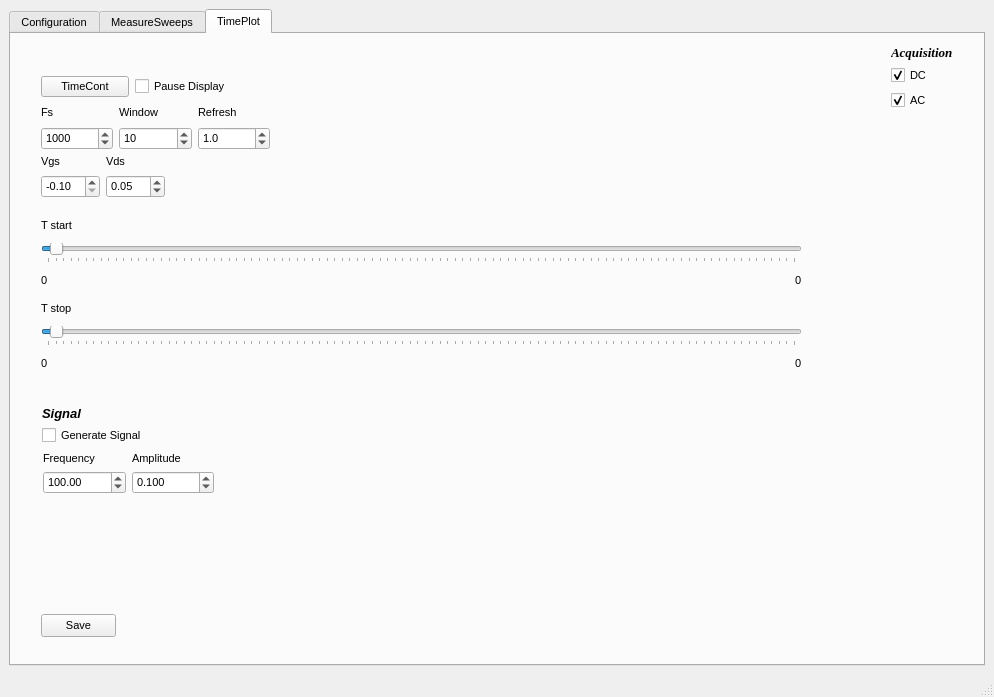
The window that PyCharactACDC16/GuiCharact16.ui (JavierMA19/PyCharactACDC16) describes before a commit, drawn with Qt 5.
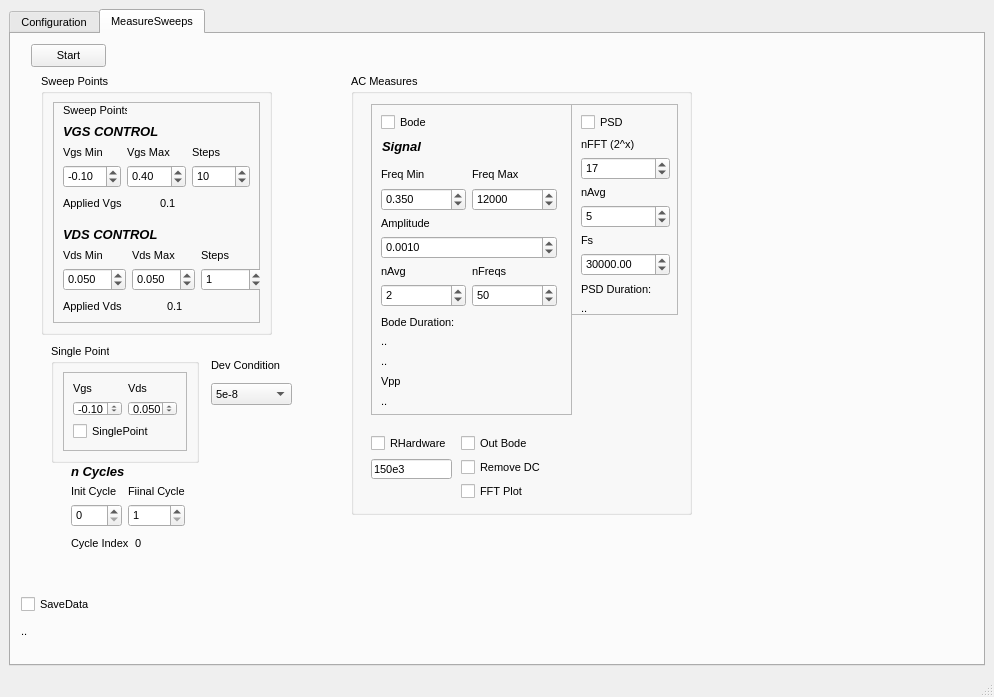
The same window after the commit.

```diff
--- a/PyCharactACDC16/GuiCharact16.ui
+++ b/PyCharactACDC16/GuiCharact16.ui
@@ -32,7 +32,7 @@
        <string>&lt;html&gt;&lt;head/&gt;&lt;body&gt;&lt;p&gt;&lt;br/&gt;&lt;/p&gt;&lt;/body&gt;&lt;/html&gt;</string>
       </property>
       <property name="currentIndex">
-       <number>2</number>
+       <number>1</number>
       </property>
       <widget class="QWidget" name="tab">
        <attribute name="title">
@@ -1871,484 +1871,6 @@
         </property>
        </widget>
       </widget>
-      <widget class="QWidget" name="tab_3">
-       <attribute name="title">
-        <string>TimePlot</string>
-       </attribute>
-       <widget class="QWidget" name="layoutWidget_5">
-        <property name="geometry">
-         <rect>
-          <x>30</x>
-          <y>180</y>
-          <width>761</width>
-          <height>160</height>
-         </rect>
-        </property>
-        <layout class="QVBoxLayout" name="verticalLayout_43">
-         <item>
-          <layout class="QVBoxLayout" name="verticalLayout_40">
-           <item>
-            <widget class="QLabel" name="label_11">
-             <property name="text">
-              <string>T start</string>
-             </property>
-            </widget>
-           </item>
-           <item>
-            <widget class="QSlider" name="SLTstart">
-             <property name="value">
-              <number>1</number>
-             </property>
-             <property name="tracking">
-              <bool>false</bool>
-             </property>
-             <property name="orientation">
-              <enum>Qt::Horizontal</enum>
-             </property>
-             <property name="tickPosition">
-              <enum>QSlider::TicksBelow</enum>
-             </property>
-            </widget>
-           </item>
-           <item>
-            <layout class="QHBoxLayout" name="horizontalLayout_9">
-             <item>
-              <widget class="QLabel" name="LblTstartMin">
-               <property name="text">
-                <string>0</string>
-               </property>
-              </widget>
-             </item>
-             <item>
-              <spacer name="horizontalSpacer_4">
-               <property name="orientation">
-                <enum>Qt::Horizontal</enum>
-               </property>
-               <property name="sizeHint" stdset="0">
-                <size>
-                 <width>40</width>
-                 <height>20</height>
-                </size>
-               </property>
-              </spacer>
-             </item>
-             <item>
-              <widget class="QLabel" name="LblTstartMax">
-               <property name="text">
-                <string>0</string>
-               </property>
-              </widget>
-             </item>
-            </layout>
-           </item>
-          </layout>
-         </item>
-         <item>
-          <layout class="QVBoxLayout" name="verticalLayout_41">
-           <item>
-            <widget class="QLabel" name="label_12">
-             <property name="text">
-              <string>T stop</string>
-             </property>
-            </widget>
-           </item>
-           <item>
-            <widget class="QSlider" name="SLTstop">
-             <property name="value">
-              <number>1</number>
-             </property>
-             <property name="tracking">
-              <bool>false</bool>
-             </property>
-             <property name="orientation">
-              <enum>Qt::Horizontal</enum>
-             </property>
-             <property name="tickPosition">
-              <enum>QSlider::TicksBelow</enum>
-             </property>
-            </widget>
-           </item>
-           <item>
-            <layout class="QHBoxLayout" name="horizontalLayout_10">
-             <item>
-              <widget class="QLabel" name="LblTstopMin">
-               <property name="text">
-                <string>0</string>
-               </property>
-              </widget>
-             </item>
-             <item>
-              <spacer name="horizontalSpacer_3">
-               <property name="orientation">
-                <enum>Qt::Horizontal</enum>
-               </property>
-               <property name="sizeHint" stdset="0">
-                <size>
-                 <width>40</width>
-                 <height>20</height>
-                </size>
-               </property>
-              </spacer>
-             </item>
-             <item>
-              <widget class="QLabel" name="LblStopMax">
-               <property name="text">
-                <string>0</string>
-               </property>
-              </widget>
-             </item>
-            </layout>
-           </item>
-          </layout>
-         </item>
-        </layout>
-       </widget>
-       <widget class="QWidget" name="layoutWidget_21">
-        <property name="geometry">
-         <rect>
-          <x>30</x>
-          <y>70</y>
-          <width>229</width>
-          <height>46</height>
-         </rect>
-        </property>
-        <layout class="QHBoxLayout" name="horizontalLayout_27">
-         <item>
-          <layout class="QVBoxLayout" name="verticalLayout_78">
-           <item>
-            <widget class="QLabel" name="label_76">
-             <property name="text">
-              <string>Fs</string>
-             </property>
-            </widget>
-           </item>
-           <item>
-            <widget class="QDoubleSpinBox" name="SpnFsTime">
-             <property name="decimals">
-              <number>0</number>
-             </property>
-             <property name="maximum">
-              <double>200000.000000000000000</double>
-             </property>
-             <property name="singleStep">
-              <double>100.000000000000000</double>
-             </property>
-             <property name="value">
-              <double>1000.000000000000000</double>
-             </property>
-            </widget>
-           </item>
-          </layout>
-         </item>
-         <item>
-          <layout class="QVBoxLayout" name="verticalLayout_79">
-           <item>
-            <widget class="QLabel" name="label_78">
-             <property name="text">
-              <string>Window</string>
-             </property>
-            </widget>
-           </item>
-           <item>
-            <widget class="QSpinBox" name="SpnWindow">
-             <property name="minimum">
-              <number>1</number>
-             </property>
-             <property name="maximum">
-              <number>100000</number>
-             </property>
-             <property name="value">
-              <number>10</number>
-             </property>
-            </widget>
-           </item>
-          </layout>
-         </item>
-         <item>
-          <layout class="QVBoxLayout" name="verticalLayout_80">
-           <item>
-            <widget class="QLabel" name="label_79">
-             <property name="text">
-              <string>Refresh</string>
-             </property>
-            </widget>
-           </item>
-           <item>
-            <widget class="QDoubleSpinBox" name="SpnRefresh">
-             <property name="decimals">
-              <number>1</number>
-             </property>
-             <property name="minimum">
-              <double>0.100000000000000</double>
-             </property>
-             <property name="maximum">
-              <double>100.000000000000000</double>
-             </property>
-             <property name="value">
-              <double>1.000000000000000</double>
-             </property>
-            </widget>
-           </item>
-          </layout>
-         </item>
-        </layout>
-       </widget>
-       <widget class="QWidget" name="layoutWidget_22">
-        <property name="geometry">
-         <rect>
-          <x>30</x>
-          <y>40</y>
-          <width>190</width>
-          <height>25</height>
-         </rect>
-        </property>
-        <layout class="QHBoxLayout" name="horizontalLayout_28">
-         <item>
-          <widget class="QPushButton" name="ButCont">
-           <property name="text">
-            <string>TimeCont</string>
-           </property>
-          </widget>
-         </item>
-         <item>
-          <widget class="QCheckBox" name="ChckPauseCont">
-           <property name="text">
-            <string>Pause Display</string>
-           </property>
-          </widget>
-         </item>
-        </layout>
-       </widget>
-       <widget class="QWidget" name="layoutWidget_23">
-        <property name="geometry">
-         <rect>
-          <x>30</x>
-          <y>120</y>
-          <width>124</width>
-          <height>44</height>
-         </rect>
-        </property>
-        <layout class="QGridLayout" name="gridLayout_21">
-         <item row="0" column="0">
-          <widget class="QLabel" name="label_80">
-           <property name="text">
-            <string>Vgs</string>
-           </property>
-          </widget>
-         </item>
-         <item row="1" column="0">
-          <widget class="QDoubleSpinBox" name="SpnSVgsTP">
-           <property name="correctionMode">
-            <enum>QAbstractSpinBox::CorrectToPreviousValue</enum>
-           </property>
-           <property name="minimum">
-            <double>-0.100000000000000</double>
-           </property>
-           <property name="maximum">
-            <double>0.600000000000000</double>
-           </property>
-           <property name="singleStep">
-            <double>0.100000000000000</double>
-           </property>
-           <property name="value">
-            <double>-0.100000000000000</double>
-           </property>
-          </widget>
-         </item>
-         <item row="0" column="1">
-          <widget class="QLabel" name="label_81">
-           <property name="text">
-            <string>Vds</string>
-           </property>
-          </widget>
-         </item>
-         <item row="1" column="1">
-          <widget class="QDoubleSpinBox" name="SpnSVdsTP">
-           <property name="maximum">
-            <double>0.100000000000000</double>
-           </property>
-           <property name="singleStep">
-            <double>0.010000000000000</double>
-           </property>
-           <property name="value">
-            <double>0.050000000000000</double>
-           </property>
-          </widget>
-         </item>
-        </layout>
-       </widget>
-       <widget class="QWidget" name="layoutWidget">
-        <property name="geometry">
-         <rect>
-          <x>880</x>
-          <y>10</y>
-          <width>74</width>
-          <height>66</height>
-         </rect>
-        </property>
-        <layout class="QGridLayout" name="gridLayout_10">
-         <item row="0" column="0">
-          <widget class="QLabel" name="label_34">
-           <property name="font">
-            <font>
-             <family>Times New Roman</family>
-             <pointsize>10</pointsize>
-             <weight>75</weight>
-             <italic>true</italic>
-             <bold>true</bold>
-            </font>
-           </property>
-           <property name="text">
-            <string>Acquisition</string>
-           </property>
-          </widget>
-         </item>
-         <item row="1" column="0">
-          <layout class="QGridLayout" name="gridLayout_9">
-           <item row="0" column="0">
-            <widget class="QCheckBox" name="chckTpDC">
-             <property name="text">
-              <string>DC</string>
-             </property>
-             <property name="checkable">
-              <bool>true</bool>
-             </property>
-             <property name="checked">
-              <bool>true</bool>
-             </property>
-            </widget>
-           </item>
-           <item row="1" column="0">
-            <widget class="QCheckBox" name="chckTpAC">
-             <property name="text">
-              <string>AC</string>
-             </property>
-             <property name="checkable">
-              <bool>true</bool>
-             </property>
-             <property name="checked">
-              <bool>true</bool>
-             </property>
-            </widget>
-           </item>
-          </layout>
-         </item>
-        </layout>
-       </widget>
-       <widget class="QPushButton" name="ButSaveCont">
-        <property name="geometry">
-         <rect>
-          <x>30</x>
-          <y>580</y>
-          <width>75</width>
-          <height>23</height>
-         </rect>
-        </property>
-        <property name="text">
-         <string>Save</string>
-        </property>
-       </widget>
-       <widget class="QLabel" name="label_41">
-        <property name="geometry">
-         <rect>
-          <x>31</x>
-          <y>371</y>
-          <width>72</width>
-          <height>16</height>
-         </rect>
-        </property>
-        <property name="font">
-         <font>
-          <pointsize>10</pointsize>
-          <weight>75</weight>
-          <italic>true</italic>
-          <bold>true</bold>
-         </font>
-        </property>
-        <property name="text">
-         <string>Signal</string>
-        </property>
-       </widget>
-       <widget class="QCheckBox" name="chckTestSig">
-        <property name="geometry">
-         <rect>
-          <x>31</x>
-          <y>393</y>
-          <width>99</width>
-          <height>17</height>
-         </rect>
-        </property>
-        <property name="text">
-         <string>Generate Signal</string>
-        </property>
-        <property name="checked">
-         <bool>false</bool>
-        </property>
-       </widget>
-       <widget class="QWidget" name="layoutWidget">
-        <property name="geometry">
-         <rect>
-          <x>32</x>
-          <y>417</y>
-          <width>171</width>
-          <height>43</height>
-         </rect>
-        </property>
-        <layout class="QGridLayout" name="gridLayout_14">
-         <item row="0" column="0">
-          <layout class="QVBoxLayout" name="verticalLayout_23">
-           <item>
-            <widget class="QLabel" name="label_36">
-             <property name="text">
-              <string>Frequency</string>
-             </property>
-            </widget>
-           </item>
-           <item>
-            <widget class="QDoubleSpinBox" name="SpnTestFreq">
-             <property name="minimum">
-              <double>0.010000000000000</double>
-             </property>
-             <property name="maximum">
-              <double>10000.000000000000000</double>
-             </property>
-             <property name="singleStep">
-              <double>0.010000000000000</double>
-             </property>
-             <property name="value">
-              <double>100.000000000000000</double>
-             </property>
-            </widget>
-           </item>
-          </layout>
-         </item>
-         <item row="0" column="1">
-          <layout class="QVBoxLayout" name="verticalLayout_30">
-           <item>
-            <widget class="QLabel" name="label_40">
-             <property name="text">
-              <string>Amplitude</string>
-             </property>
-            </widget>
-           </item>
-           <item>
-            <widget class="QDoubleSpinBox" name="SpnTestAmp">
-             <property name="decimals">
-              <number>3</number>
-             </property>
-             <property name="maximum">
-              <double>75.000000000000000</double>
-             </property>
-             <property name="value">
-              <double>0.100000000000000</double>
-             </property>
-            </widget>
-           </item>
-          </layout>
-         </item>
-        </layout>
-       </widget>
-      </widget>
      </widget>
     </item>
    </layout>
```
